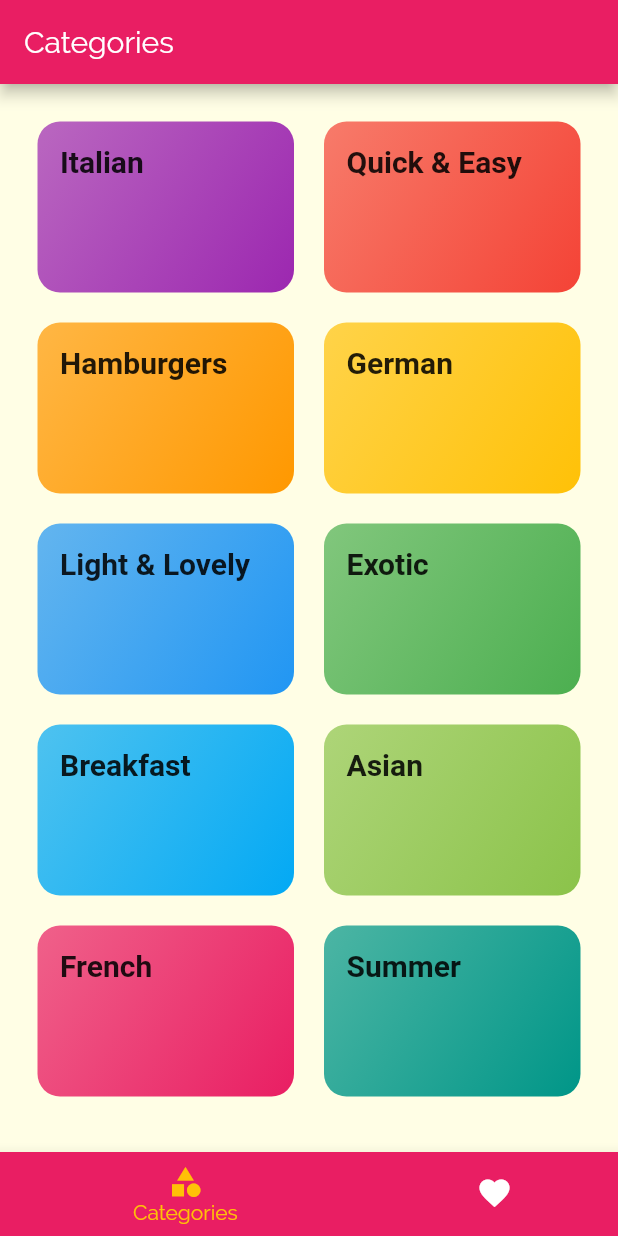
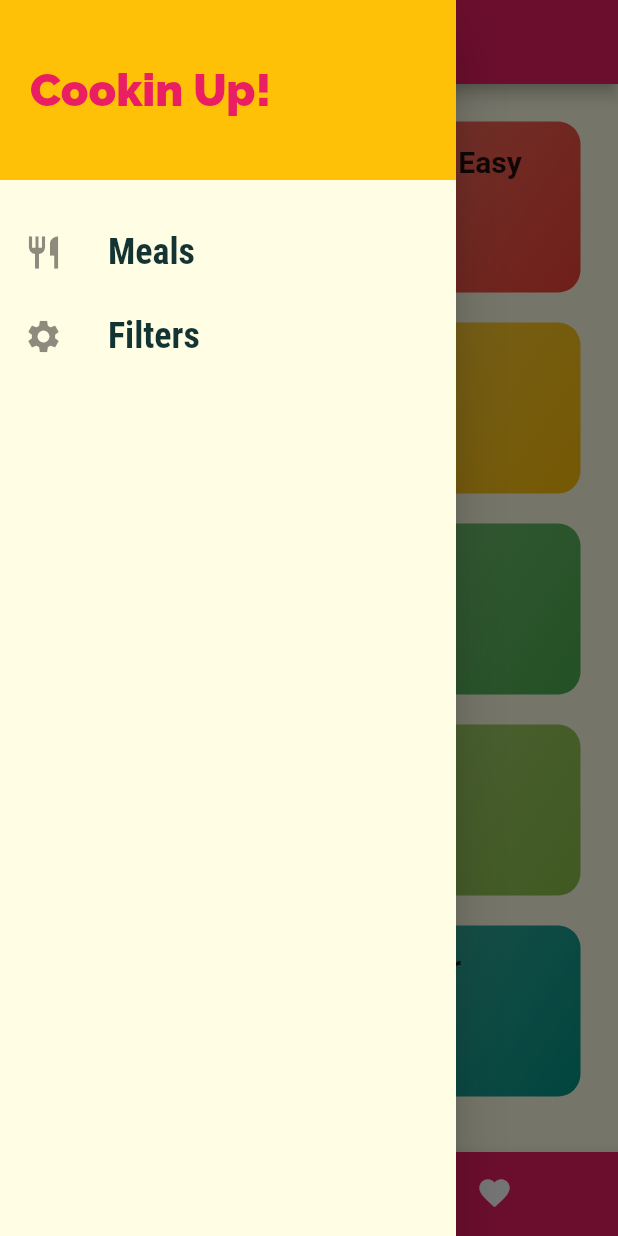
Before and after one commit to xxGus/flutter_course, a Flutter app: the screen it shows after launch, with the side drawer open (before the commit the screen has no drawer), on a phone screen of 412 x 824 dp. Run offline on Flutter 3.47's test engine with Material 2 defaults, Android fonts, the phone set to English and light mode, and no system bars; Roboto replaces fonts that are missing (RebotoCondensed).

Commit message:
added links to the drawer and popping pages & passing data back

```diff
--- a/meals_app/lib/main.dart
+++ b/meals_app/lib/main.dart
@@ -1,6 +1,7 @@
 import 'package:flutter/material.dart';
-import 'package:meals_app/screens/meal_detail_screen.dart';
 
+import './screens/meal_detail_screen.dart';
+import './screens/filters_screen.dart';
 import './screens/tabs_screen.dart';
 import './screens/category_meals_screen.dart';
 
@@ -35,7 +36,8 @@ class MyApp extends StatelessWidget {
       routes: {
         '/': (ctx) => TabsScreen(),
         CategoryMealsScreen.routeName: (ctx) => CategoryMealsScreen(),
-        MealDetailScreen.routeName: (ctx) => MealDetailScreen()
+        MealDetailScreen.routeName: (ctx) => MealDetailScreen(),
+        FiltersScreen.routeName: (ctx) => FiltersScreen()
       },
     );
   }
--- /dev/null
+++ b/meals_app/lib/screens/filters_screen.dart
@@ -0,0 +1,19 @@
+import 'package:flutter/material.dart';
+import 'package:meals_app/widgets/main_drawer.dart';
+
+class FiltersScreen extends StatelessWidget {
+  static const routeName = '/filters';
+
+  @override
+  Widget build(BuildContext context) {
+    return Scaffold(
+      appBar: AppBar(
+        title: Text('Your Filters'),
+      ),
+      drawer: MainDrawer(),
+      body: Center(
+        child: Text('Filters!'),
+      ),
+    );
+  }
+}
--- a/meals_app/lib/screens/meal_detail_screen.dart
+++ b/meals_app/lib/screens/meal_detail_screen.dart
@@ -86,6 +86,10 @@ class MealDetailScreen extends StatelessWidget {
           ],
         ),
       ),
+      floatingActionButton: FloatingActionButton(child: Icon(Icons.delete),
+      onPressed: (){
+        Navigator.of(context).pop(mealId);
+      },),
     );
   }
 }
--- a/meals_app/lib/screens/tabs_screen.dart
+++ b/meals_app/lib/screens/tabs_screen.dart
@@ -1,5 +1,6 @@
 import 'package:flutter/material.dart';
 
+import '../widgets/main_drawer.dart';
 import './favorites_screen.dart';
 import './categories_screen.dart';
 
@@ -26,6 +27,7 @@ class _TabsScreenState extends State<TabsScreen> {
       appBar: AppBar(
         title: Text(_pages[_selectedPageIndex]['title']),
       ),
+      drawer: MainDrawer(),
       body: _pages[_selectedPageIndex]['page'],
       bottomNavigationBar: BottomNavigationBar(
         onTap: _selectPage,
--- /dev/null
+++ b/meals_app/lib/widgets/main_drawer.dart
@@ -0,0 +1,63 @@
+import 'package:flutter/material.dart';
+
+import '../screens/filters_screen.dart';
+
+class MainDrawer extends StatelessWidget {
+  Widget buildListTile(String title, IconData icon, Function tapHandler) {
+    return ListTile(
+      leading: Icon(
+        icon,
+        size: 26,
+      ),
+      title: Text(
+        title,
+        style: TextStyle(
+            fontFamily: 'RobotoCondensed',
+            fontSize: 24,
+            fontWeight: FontWeight.bold),
+      ),
+      onTap: tapHandler,
+    );
+  }
+
+  @override
+  Widget build(BuildContext context) {
+    return Drawer(
+      child: Column(
+        children: <Widget>[
+          Container(
+            height: 120,
+            width: double.infinity,
+            padding: EdgeInsets.all(20),
+            alignment: Alignment.centerLeft,
+            color: Theme.of(context).accentColor,
+            child: Text(
+              'Cookin Up!',
+              style: TextStyle(
+                  fontWeight: FontWeight.w900,
+                  fontSize: 30,
+                  color: Theme.of(context).primaryColor),
+            ),
+          ),
+          SizedBox(
+            height: 20,
+          ),
+          buildListTile(
+            'Meals',
+            Icons.restaurant,
+            () {
+              Navigator.of(context).pushReplacementNamed('/');
+            }
+          ),
+          buildListTile(
+            'Filters',
+            Icons.settings,
+            () {
+              Navigator.of(context).pushReplacementNamed(FiltersScreen.routeName);
+            }
+          )
+        ],
+      ),
+    );
+  }
+}
```
Also changed, not shown: meals_app/lib/screens/category_meals_screen.dart (+47 -20 lines), meals_app/lib/widgets/meal_item.dart (+18 -11 lines).
